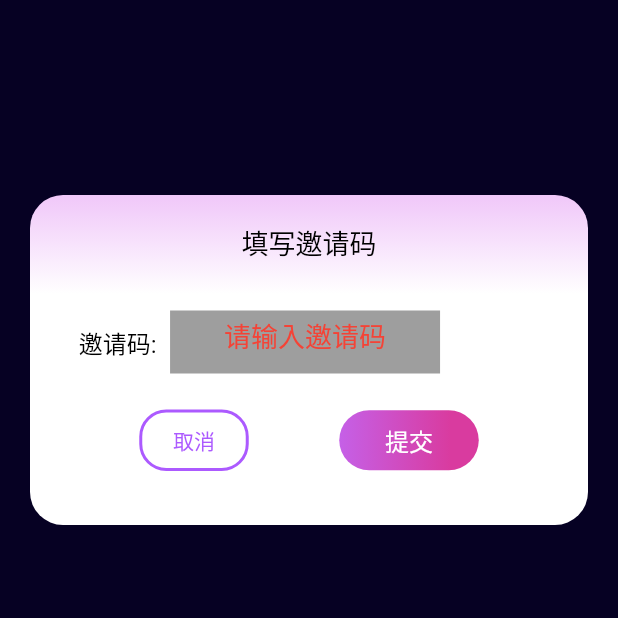
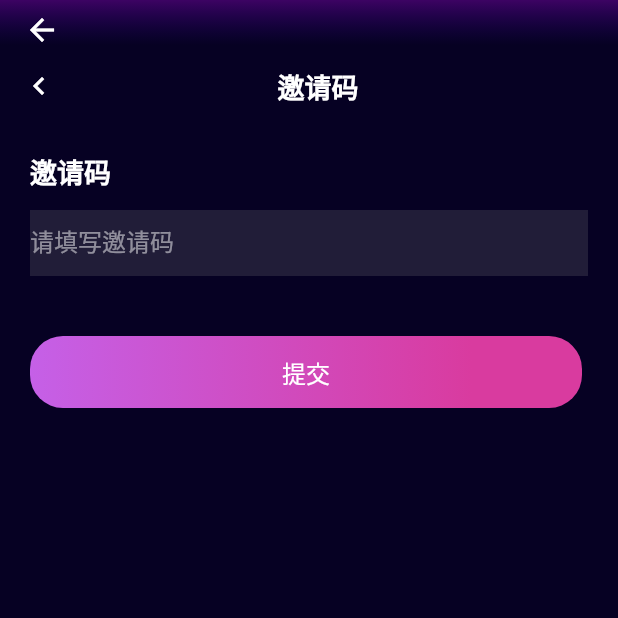
Before and after one commit to zbh1989/suger, a Flutter app: the InviteCodePage screen opened directly, on a phone screen of 412 x 824 dp, the top half of it. Run offline on Flutter 3.47's test engine with Material 2 defaults, Android fonts, the phone set to English and light mode, and no system bars; our stand-ins replace cached_network_image, convert, device_info, dio, event_bus, fluro and 16 more; missing offline and left inert: common_utils, fijkplayer, fijkplayer_skin, flustars, flutter_xupdate, safemap and 3 more; accounts and stored records are empty; network calls fail; Roboto replaces fonts that are missing (PingFang SC-Bold, PingFang SC-Regular).

Commit message:
代码优化

```diff
--- a/lib/pages/watchVideoPage.dart
+++ b/lib/pages/watchVideoPage.dart
@@ -7,6 +7,7 @@ import 'package:fijkplayer/fijkplayer.dart';
 import 'package:flutter/cupertino.dart';
 import 'package:flutter/gestures.dart';
 import 'package:flutter/material.dart';
+import 'package:fluttertoast/fluttertoast.dart' as fluttertoast;
 import '../base/view/base_state.dart';
 import '../presenter/watchVideoPagePresenter.dart';
 import '../utils/PreferenceUtils.dart';
@@ -20,6 +21,7 @@ import '../views/videoOperation.dart';
 import 'buyVipPage.dart';
 import 'homePage.dart';
 import 'package:webview_flutter/webview_flutter.dart';
+import '../utils/toast.dart';
 
 class WatchVideoPage extends StatefulWidget {
 
@@ -176,9 +178,9 @@ class WatchVideoPageState extends BaseState<WatchVideoPage,WatchVideoPagePresent
 
         if(res){
           if(buyOrNot == 1){
-            Toast.tips('你已购买过该视频，请观看');
+            Toast.tips('你已购买过该视频，请观看',position: fluttertoast.ToastGravity.TOP);
           }else{
-            Toast.tips('扣除金币 ${widget.gold} 成功');
+            Toast.tips('扣除金币 ${widget.gold} 成功',position: fluttertoast.ToastGravity.TOP);
           }
 
         }else{
--- a/lib/utils/toast.dart
+++ b/lib/utils/toast.dart
@@ -2,6 +2,7 @@ import 'package:flutter/material.dart';
 import 'package:fluttertoast/fluttertoast.dart';
 
 class Toast {
+
   static show(String message, {duration = 2000}) {
     Fluttertoast.showToast(
         msg: message,
@@ -11,15 +12,16 @@ class Toast {
         fontSize: 16.0);
   }
 
-  static tips(String message, {duration = 2000}) {
+  static tips(String message, {duration = 2000,position:ToastGravity.CENTER}) {
     Fluttertoast.showToast(
         msg: message,
-        gravity: ToastGravity.CENTER,
+        gravity: ToastGravity.TOP,
         backgroundColor: Colors.white,
         textColor: Colors.grey,
         fontSize: 16.0);
   }
 
 
+
   static dismiss() {}
 }
--- a/lib/views/inviteCodePage.dart
+++ b/lib/views/inviteCodePage.dart
@@ -21,7 +21,62 @@ class InviteCodePageState extends BaseState<InviteCodePage,InviteCodePagePresent
 
   @override
   Widget build(BuildContext context) {
-    Widget body = Container(
+
+    Size size = MediaQuery.of(context).size;
+
+    List<Widget> list = [];
+    /// 头部
+    Widget header = Container(
+      margin: EdgeInsets.only(top: 14,left: 14,right: 16),
+      child: Row(
+        mainAxisAlignment: MainAxisAlignment.spaceBetween,
+        children: [
+          GestureDetector(
+            onTap: (){
+              Navigator.of(context).pop();
+            },
+            child: Icon(Icons.chevron_left_outlined),
+          ),
+          Text('邀请码',style: TextStyle(fontFamily: 'PingFang SC-Bold',fontSize: 18,color: Color(0xFFFFFFFF),fontWeight: FontWeight.bold),),
+          SizedBox(width: 10,),
+        ],
+      ),
+    );
+    list.add(header);
+
+    list.add(Container(
+      margin: EdgeInsets.only(left: 20,top: 30,),
+      child: Text('邀请码',style: TextStyle(fontFamily: 'PingFang SC-Bold',fontSize: 18,color: Color(0xFFFFFFFF),fontWeight: FontWeight.bold),),
+    ));
+
+
+    /// 邀请码输入框
+    Widget inputWidget = Container(
+      height: 44,
+      width: size.width - 40,
+      color: Color(0xFF211D38),
+      margin: EdgeInsets.only(left: 20,right: 20,top: 12,),
+      child: TextField(
+        onSubmitted: (String value){
+          if(value != null){
+            _searchContentController.value = _searchContentController.value.copyWith(
+              text: value,
+              selection:
+              TextSelection(baseOffset: value.length, extentOffset: value.length),
+              composing: TextRange.empty,
+            );
+          }
+        },
+        textAlign: TextAlign.left,
+        decoration: InputDecoration(hintText: '请填写邀请码',border: InputBorder.none,
+          hintStyle: TextStyle(fontSize: 16,color: Color(0x80FFFFFF),fontFamily: 'PingFang SC-Regular',fontWeight: FontWeight.w400,),),
+        style: TextStyle(fontSize: 18,color: Color(0xFFFFFFFF),fontFamily: 'PingFang SC-Regular',fontWeight: FontWeight.w400,decoration: TextDecoration.none,),
+        controller: _searchContentController,
+      ),
+    );
+    list.add(inputWidget);
+
+   /* Widget body = Container(
       height: 220,
       margin: EdgeInsets.only(top: 130,left: 20,right: 20,),
       padding: EdgeInsets.symmetric(horizontal: 12.5),
@@ -135,8 +190,60 @@ class InviteCodePageState extends BaseState<InviteCodePage,InviteCodePagePresent
         ],
       ),
     );
+*/
 
-    return Scaffold(body:body);
+    Widget btn = GestureDetector(
+        onTap: (){
+          mPresenter.bindInviteCode(_searchContentController.text,callback:(){Navigator.of(context).pop();});
+        },
+        child: Container(
+          margin: EdgeInsets.only(top: 40,left: 20,right: 20,),
+          padding: EdgeInsets.symmetric(horizontal: (size.width - 76)/2,vertical: 12),
+          decoration: BoxDecoration(
+            borderRadius: BorderRadius.circular(22),
+            gradient: LinearGradient(
+              begin: Alignment.centerLeft,
+              end: Alignment.centerRight,
+              colors: [
+                Color(0xFFC560E7),
+                Color(0xFFD93B9F),
+              ],
+              stops: [0.0, 0.8],
+            ),
+          ),
+          child: Text('提交',style: TextStyle(fontSize: 16,color: Color(0xFFFFFFFF),fontFamily: 'PingFang SC-Bold',fontWeight: FontWeight.w400,decoration: TextDecoration.none),),
+        )
+    );
+    list.add(btn);
+
+    return Scaffold(
+      appBar: PreferredSize(
+        child: Container(
+          height: 30,
+          child: AppBar(
+            backgroundColor: Colors.transparent,
+            elevation: 0.0,
+          ),
+          decoration: BoxDecoration(
+            gradient: LinearGradient(
+              begin: Alignment.bottomCenter,
+              end: Alignment.topCenter,
+              colors: [
+                Color(0x001A0258),
+                Color(0xFF3D0363),
+              ],
+            ),
+          ),
+        ),
+        preferredSize:  Size(MediaQuery.of(context).size.width, 45),
+      ),
+      body: Container(
+        child: Column(
+          crossAxisAlignment: CrossAxisAlignment.start,
+          children: list,
+        ),
+      ),
+    );
   }
 
   @override
--- a/lib/views/videoImg.dart
+++ b/lib/views/videoImg.dart
@@ -49,7 +49,7 @@ class VideoImg extends StatelessWidget {
             height: imgHeight,
             fit: BoxFit.cover,
             errorBuilder: (BuildContext context, Object exception, StackTrace stackTrace) {
-              return Text('Your error widget...$imgWidth -- $imgHeight');
+              return Image.asset('lib/assets/images/logo.png',width: imgWidth,height: imgHeight,fit: BoxFit.cover,);
             },
           ),
         ),
```
Also changed, not shown: lib/pages/firstPageVideoModule.dart (+0 -15 lines), lib/views/tikTokVideo.dart (+20 -2 lines).
